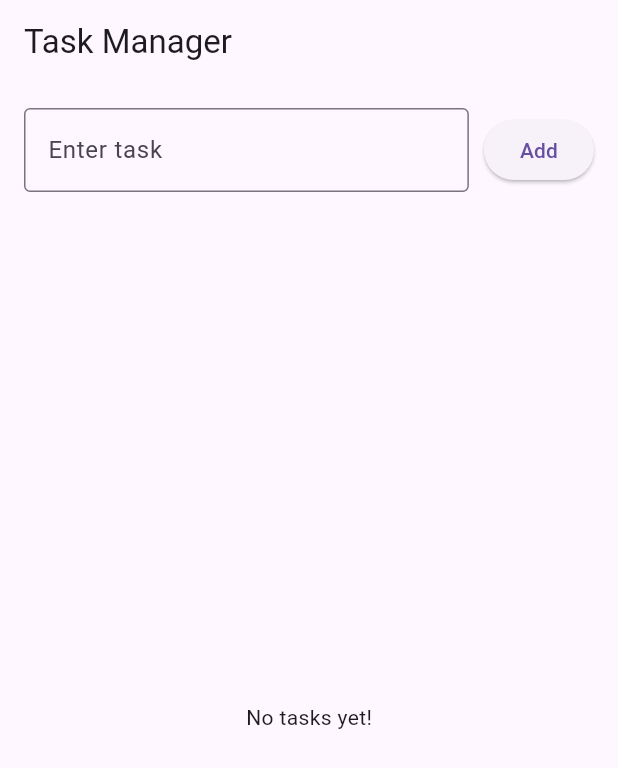
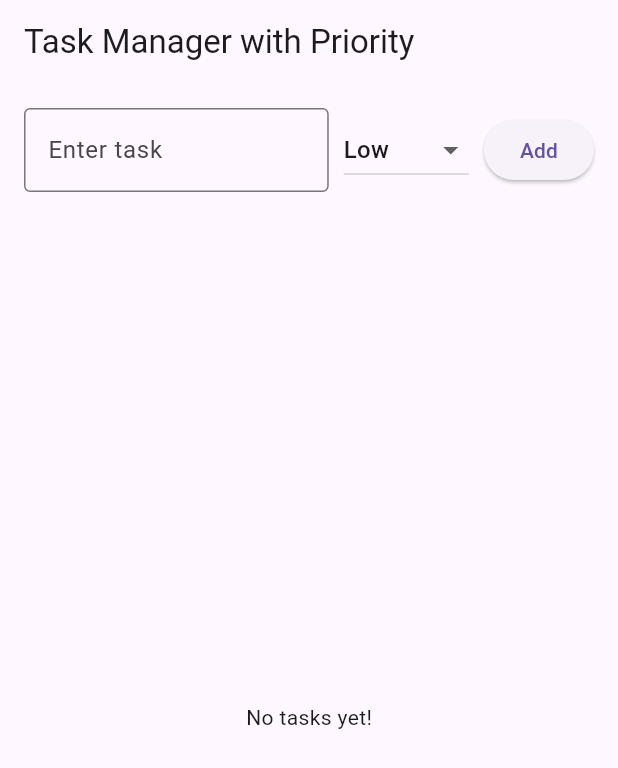
Before and after one commit to BhavyaSontineni/CW_03, a Flutter app: the screen it shows after launch, after a tap on "Add", on a phone screen of 412 x 824 dp. Shown: the top 768 px of the screen. Run offline on Flutter 3.47's test engine with Material 3 defaults, Android fonts, the phone set to English and light mode, and no system bars.

Commit message:
task priority feature

```diff
--- a/task_management/lib/main.dart
+++ b/task_management/lib/main.dart
@@ -14,15 +14,19 @@ class TaskManagerApp extends StatelessWidget {
   }
 }
 
-// Task model to represent a task with a name and completion status
+// Enum for task priority levels
+enum TaskPriority { Low, Medium, High }
+
+// Task model to store name, completion status, and priority
 class Task {
   String name;
   bool isCompleted;
+  TaskPriority priority;
 
-  Task({required this.name, this.isCompleted = false});
+  Task({required this.name, this.isCompleted = false, required this.priority});
 }
 
-// Main screen of the app as a StatefulWidget
+// Main screen for the Task Manager App
 class TaskListScreen extends StatefulWidget {
   @override
   _TaskListScreenState createState() => _TaskListScreenState();
@@ -31,40 +35,64 @@ class TaskListScreen extends StatefulWidget {
 class _TaskListScreenState extends State<TaskListScreen> {
   final TextEditingController _taskController = TextEditingController();
   List<Task> tasks = [];
+  TaskPriority _selectedPriority = TaskPriority.Low; // Default priority
 
-  // Method to add a new task
+  // ✅ Add Task Function with Priority
   void _addTask() {
-    String taskName = _taskController.text.trim();
-    if (taskName.isNotEmpty) {
-      setState(() {
-        tasks.add(Task(name: taskName));
-      });
-      _taskController.clear();
-    }
+    setState(() {
+      String taskName = _taskController.text.trim();
+      if (taskName.isNotEmpty) {
+        tasks.add(Task(name: taskName, priority: _selectedPriority));
+        _taskController.clear();
+        _selectedPriority = TaskPriority.Low; // Reset dropdown
+        _sortTasks(); // Sort tasks after adding
+      }
+    });
   }
 
-  // Method to toggle task completion status
+  // ✅ Toggle Task Completion
   void _toggleTaskCompletion(int index) {
     setState(() {
       tasks[index].isCompleted = !tasks[index].isCompleted;
     });
   }
 
-  // Method to delete a task
+  // ✅ Delete Task Function
   void _deleteTask(int index) {
     setState(() {
       tasks.removeAt(index);
     });
   }
 
+  // ✅ Sort Tasks by Priority (High → Medium → Low)
+  void _sortTasks() {
+    setState(() {
+      tasks.sort((a, b) => b.priority.index.compareTo(a.priority.index));
+    });
+  }
+
+  // Function to get color based on priority
+  Color _getPriorityColor(TaskPriority priority) {
+    switch (priority) {
+      case TaskPriority.High:
+        return Colors.red;
+      case TaskPriority.Medium:
+        return Colors.orange;
+      case TaskPriority.Low:
+      default:
+        return Colors.green;
+    }
+  }
+
   @override
   Widget build(BuildContext context) {
     return Scaffold(
-      appBar: AppBar(title: Text('Task Manager')),
+      appBar: AppBar(title: Text('Task Manager with Priority')),
       body: Padding(
         padding: const EdgeInsets.all(16.0),
         child: Column(
           children: [
+            // Task Input Field, Priority Selector, and Add Button
             Row(
               children: [
                 Expanded(
@@ -77,6 +105,21 @@ class _TaskListScreenState extends State<TaskListScreen> {
                   ),
                 ),
                 SizedBox(width: 10),
+                DropdownButton<TaskPriority>(
+                  value: _selectedPriority,
+                  onChanged: (TaskPriority? newValue) {
+                    setState(() {
+                      _selectedPriority = newValue!;
+                    });
+                  },
+                  items: TaskPriority.values.map((TaskPriority priority) {
+                    return DropdownMenuItem<TaskPriority>(
+                      value: priority,
+                      child: Text(priority.name),
+                    );
+                  }).toList(),
+                ),
+                SizedBox(width: 10),
                 ElevatedButton(
                   onPressed: _addTask,
                   child: Text('Add'),
@@ -84,6 +127,8 @@ class _TaskListScreenState extends State<TaskListScreen> {
               ],
             ),
             SizedBox(height: 20),
+
+            // Task List Display
             Expanded(
               child: tasks.isEmpty
                   ? Center(child: Text('No tasks yet!'))
@@ -104,6 +149,13 @@ class _TaskListScreenState extends State<TaskListScreen> {
                                     : TextDecoration.none,
                               ),
                             ),
+                            subtitle: Text(
+                              tasks[index].priority.name,
+                              style: TextStyle(
+                                color: _getPriorityColor(tasks[index].priority),
+                                fontWeight: FontWeight.bold,
+                              ),
+                            ),
                             trailing: IconButton(
                               icon: Icon(Icons.delete, color: Colors.red),
                               onPressed: () => _deleteTask(index),
```
